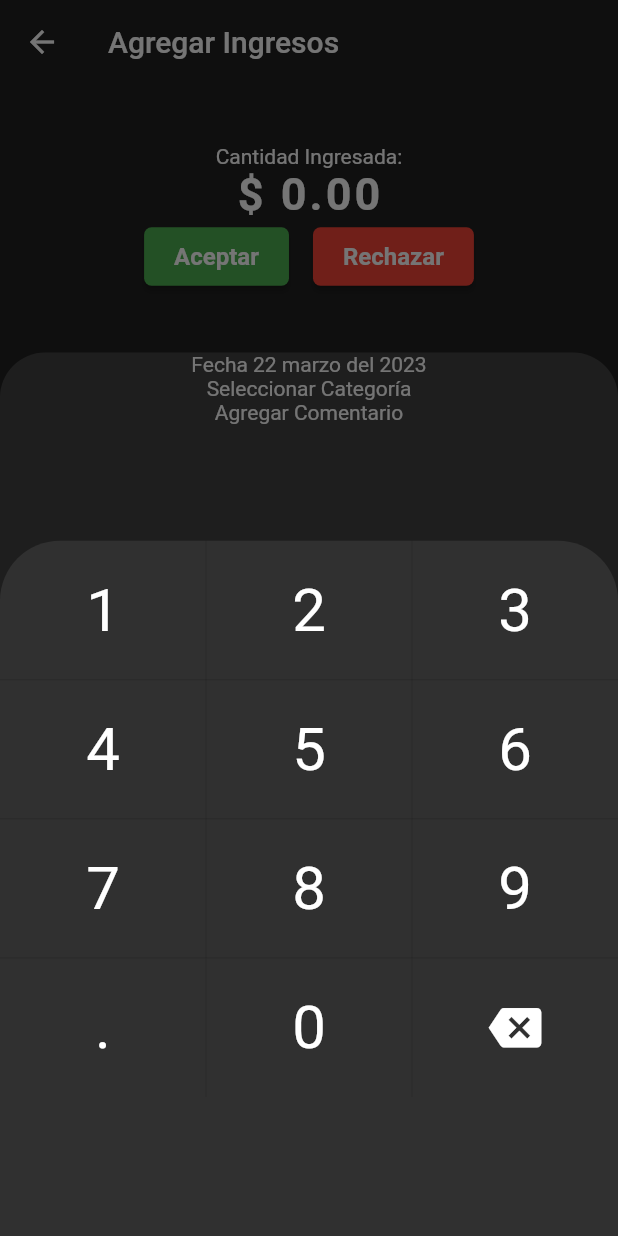
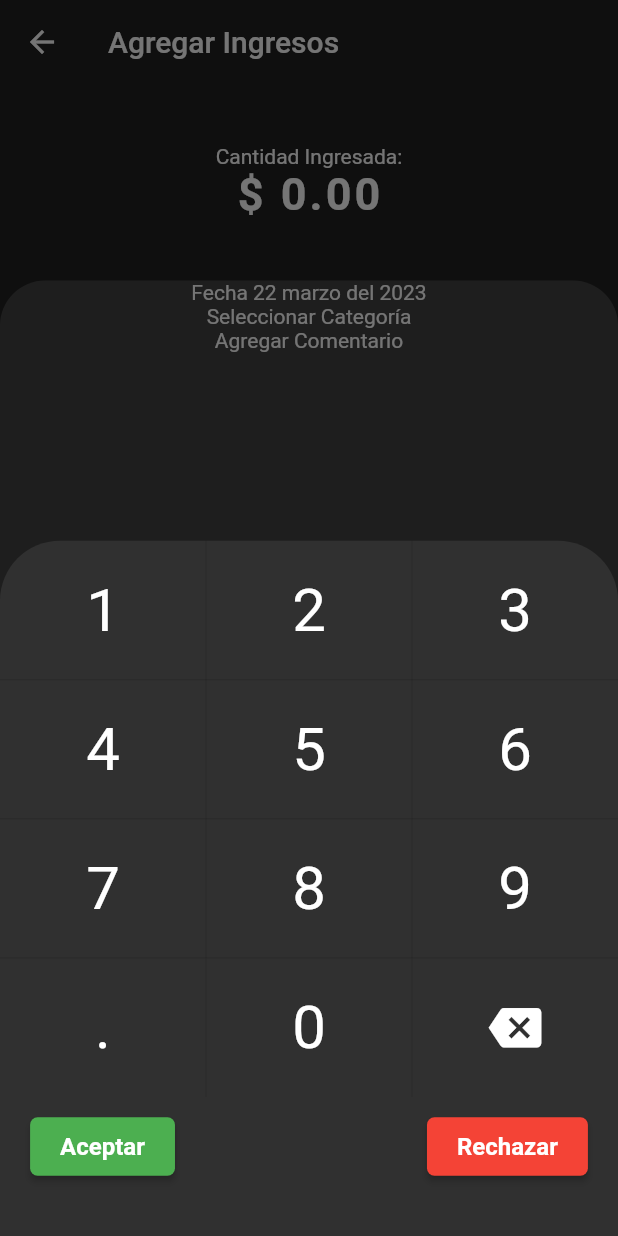
Before and after one commit to Nerovelic/app_balance, a Flutter app: the AddEntries screen opened by its route, after a tap on "Cantidad Ingresada:", on a phone screen of 412 x 824 dp. Run offline on Flutter 3.47's test engine with Material 2 defaults, Android fonts, the phone set to English and light mode, and no system bars; our stand-ins replace flutter_speed_dial.

Commit message:
Cambios en buttom para su mejor visualización

```diff
--- a/lib/widgets/add_expenses_wt/bs_num_keyboard.dart
+++ b/lib/widgets/add_expenses_wt/bs_num_keyboard.dart
@@ -28,20 +28,14 @@ class _BSNumKeyboardState extends State<BSNumKeyboard> {
               letterSpacing: 2,
               fontWeight: FontWeight.bold
               ),
-            ),Row(
-              mainAxisAlignment: MainAxisAlignment.center,
-              children:[
-              ButtonCustom(texto: 'Aceptar', color: Colors.green, onPressed: () {}),
-              const SizedBox(width: 16),
-              ButtonCustom(texto: 'Rechazar', color: Colors.red, onPressed: () {}),
-              ]
-            )
+            ),
           ],
         ),
       ),
     );
   }
   _numPad(){
+    // ignore: no_leading_underscores_for_local_identifiers
     _num(String _text, double _height){
       return GestureDetector(
         behavior: HitTestBehavior.opaque,
@@ -140,6 +134,18 @@ class _BSNumKeyboardState extends State<BSNumKeyboard> {
                           ]
                         ),
                     ],
+                  ),
+                  Row(
+                    mainAxisAlignment: MainAxisAlignment.center,
+                    children:[
+                       Padding(padding: const EdgeInsets.all(9.0),
+                      child: ButtonCustom(texto: 'Aceptar', color: Colors.green, onPressed: () {}),
+                      ),
+                      const SizedBox(width: 150),
+                      Padding(padding: const EdgeInsets.all(9.0),
+                      child: ButtonCustom(texto: 'Rechazar', color: Colors.red, onPressed: () {}),
+                      )
+                    ]
                   )
                 ],
               );
--- a/lib/widgets/add_expenses_wt/button_custom.dart
+++ b/lib/widgets/add_expenses_wt/button_custom.dart
@@ -15,6 +15,7 @@ class _ButtonCustomState extends State<ButtonCustom> {
       onPressed: () {
       },
       style: ElevatedButton.styleFrom(
+        // foregroundColor: Theme.of(context).primaryColorDark,
         padding: const EdgeInsets.symmetric(vertical: 10, horizontal: 20),
         backgroundColor: widget.color,
         textStyle: const TextStyle(
```
